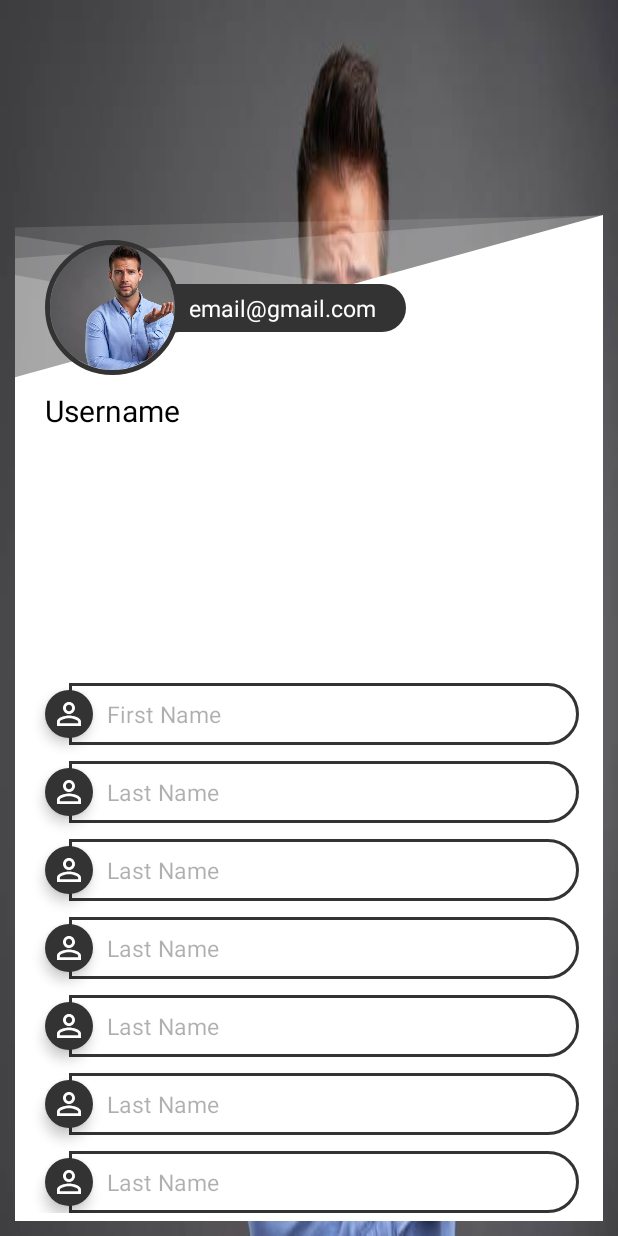
After one commit to JUMPSTONIK/Quantica-App, an Android app: the layout profile_bg.xml on its own in the app's theme, with its tools: preview values and no code run, on a phone screen of 412 x 824 dp. The commit adds this screen. Run offline under Robolectric (Android 15) with nearby library versions, the phone set to English and light mode, and no system bars.

Commit message:
Actualizacion del proyecto, recursos y grafo

```diff
--- a/app/build.gradle
+++ b/app/build.gradle
@@ -68,6 +68,7 @@ dependencies {
     androidTestImplementation 'androidx.test.ext:junit:1.1.2'
     androidTestImplementation 'androidx.test.espresso:espresso-core:3.3.0'
     implementation 'com.google.android.gms:play-services-auth:19.0.0'
+    implementation 'de.hdodenhof:circleimageview:3.1.0'
 
     //Retrofit
     implementation 'com.squareup.retrofit2:retrofit:2.9.0'
--- /dev/null
+++ b/app/src/main/res/drawable/border.xml
@@ -0,0 +1,12 @@
+<?xml version="1.0" encoding="utf-8"?>
+<layer-list xmlns:android="http://schemas.android.com/apk/res/android">
+
+
+
+    <item>
+        <shape android:shape="rectangle">
+            <corners android:radius="10000dp"/>
+            <stroke android:width="1dp" android:color="#ffffff"/>
+        </shape>
+    </item>
+</layer-list>
--- /dev/null
+++ b/app/src/main/res/drawable/borders.xml
@@ -0,0 +1,13 @@
+<?xml version="1.0" encoding="utf-8"?>
+<layer-list xmlns:android="http://schemas.android.com/apk/res/android">
+
+
+
+    <item>
+        <shape android:shape="rectangle">
+            <corners android:topRightRadius="10000dp"
+                android:bottomRightRadius="10000dp"/>
+            <stroke android:width="2dp" android:color="#333333"/>
+        </shape>
+    </item>
+</layer-list>
--- /dev/null
+++ b/app/src/main/res/drawable/ic_profile_bg_01.xml
@@ -0,0 +1,29 @@
+<vector xmlns:android="http://schemas.android.com/apk/res/android"
+    android:width="1125dp"
+    android:height="2436dp"
+    android:viewportWidth="1125"
+    android:viewportHeight="2436">
+  <path
+      android:pathData="M0,731.5l1125,-327.5l0,2032l-1125,0l0,-1704.5z"
+      android:fillColor="#fff"/>
+  <path
+      android:pathData="M-5,524l485,92.5l-345,269.5l-357,18l0,-380l217,0z"
+      android:strokeAlpha="0.21"
+      android:fillColor="#fff"
+      android:fillAlpha="0.21"/>
+  <path
+      android:pathData="M0,446l735,114.8l-420,418.2l-502.5,0l64.5,-489.95l123,-43.05z"
+      android:strokeAlpha="0.17"
+      android:fillColor="#fff"
+      android:fillAlpha="0.17"/>
+  <path
+      android:pathData="M0,491.5l1125,-87.5l0,425l-1125,0l0,-337.5z"
+      android:strokeAlpha="0.18"
+      android:fillColor="#fff"
+      android:fillAlpha="0.18"/>
+  <path
+      android:pathData="M0,429l1170,-25l0,412.5l-1210,0l0,-377.5l40,-10z"
+      android:strokeAlpha="0.12"
+      android:fillColor="#fff"
+      android:fillAlpha="0.12"/>
+</vector>
--- /dev/null
+++ b/app/src/main/res/drawable/profile.xml
@@ -0,0 +1,5 @@
+<vector android:height="24dp" android:tint="#5595C5"
+    android:viewportHeight="24" android:viewportWidth="24"
+    android:width="24dp" xmlns:android="http://schemas.android.com/apk/res/android">
+    <path android:fillColor="@android:color/white" android:pathData="M12,5.9c1.16,0 2.1,0.94 2.1,2.1s-0.94,2.1 -2.1,2.1S9.9,9.16 9.9,8s0.94,-2.1 2.1,-2.1m0,9c2.97,0 6.1,1.46 6.1,2.1v1.1L5.9,18.1L5.9,17c0,-0.64 3.13,-2.1 6.1,-2.1M12,4C9.79,4 8,5.79 8,8s1.79,4 4,4 4,-1.79 4,-4 -1.79,-4 -4,-4zM12,13c-2.67,0 -8,1.34 -8,4v3h16v-3c0,-2.66 -5.33,-4 -8,-4z"/>
+</vector>
--- /dev/null
+++ b/app/src/main/res/drawable/radius_right_profile.xml
@@ -0,0 +1,13 @@
+<?xml version="1.0" encoding="utf-8"?>
+<layer-list xmlns:android="http://schemas.android.com/apk/res/android">
+
+
+
+    <item>
+        <shape android:shape="rectangle">
+            <corners android:bottomRightRadius="10000dp"
+                android:topRightRadius="10000dp"/>
+            <solid android:color="#70d6e4" />
+        </shape>
+    </item>
+</layer-list>
--- /dev/null
+++ b/app/src/main/res/drawable/stylebgblue.xml
@@ -0,0 +1,12 @@
+<?xml version="1.0" encoding="utf-8"?>
+<layer-list xmlns:android="http://schemas.android.com/apk/res/android">
+
+
+
+    <item>
+        <shape android:shape="rectangle">
+            <corners android:radius="1000dp" />
+            <solid android:color="#70d6e4" />
+        </shape>
+    </item>
+</layer-list>
--- /dev/null
+++ b/app/src/main/res/layout/profile_bg.xml
@@ -0,0 +1,337 @@
+<?xml version="1.0" encoding="utf-8"?>
+<androidx.constraintlayout.widget.ConstraintLayout xmlns:android="http://schemas.android.com/apk/res/android"
+    xmlns:app="http://schemas.android.com/apk/res-auto"
+    xmlns:tools="http://schemas.android.com/tools"
+    android:layout_width="match_parent"
+    android:layout_height="match_parent">
+
+    <ImageView
+        android:layout_width="match_parent"
+        android:layout_height="match_parent"
+        android:scaleType="fitXY"
+        android:src="@mipmap/man_for_design" />
+
+    <androidx.constraintlayout.widget.ConstraintLayout
+        android:layout_width="match_parent"
+        android:layout_height="match_parent"
+        android:layout_margin="10dp"
+        android:background="@drawable/ic_profile_bg_01"
+        android:elevation="5dp">
+
+
+
+        <de.hdodenhof.circleimageview.CircleImageView
+            android:id="@+id/circleImageView"
+            android:layout_width="90dp"
+            android:layout_height="90dp"
+            android:layout_marginLeft="20dp"
+            android:layout_marginTop="150dp"
+            android:elevation="5dp"
+            android:src="@mipmap/man_for_design"
+            app:civ_border_color="#333333"
+            app:civ_border_width="3dp"
+            app:layout_constraintStart_toStartOf="parent"
+            app:layout_constraintTop_toTopOf="parent" />
+
+        <TextView
+            android:layout_width="wrap_content"
+            android:layout_height="wrap_content"
+            android:background="@drawable/radius_right_profile"
+            android:backgroundTint="#333333"
+            android:paddingHorizontal="20dp"
+            android:paddingVertical="5dp"
+            android:text="email@gmail.com"
+            android:textColor="#ffffff"
+            android:textSize="15sp"
+            android:translationX="-14dp"
+            app:layout_constraintBottom_toBottomOf="@+id/circleImageView"
+            app:layout_constraintStart_toEndOf="@+id/circleImageView"
+            app:layout_constraintTop_toTopOf="@+id/circleImageView" />
+
+        <TextView
+            android:id="@+id/textView6"
+            android:layout_width="wrap_content"
+            android:layout_height="wrap_content"
+            android:enabled="false"
+            android:hint="Username"
+            android:paddingVertical="10dp"
+            android:textColorHint="#000000"
+            android:textSize="20sp"
+            app:layout_constraintStart_toStartOf="@+id/circleImageView"
+            app:layout_constraintTop_toBottomOf="@+id/circleImageView" />
+
+        <ScrollView
+            android:layout_width="match_parent"
+            android:layout_height="wrap_content"
+            app:layout_constraintBottom_toBottomOf="parent"
+            app:layout_constraintEnd_toEndOf="parent"
+            android:layout_marginTop="10dp">
+
+            <androidx.constraintlayout.widget.ConstraintLayout
+                android:layout_width="match_parent"
+                android:layout_height="wrap_content"
+                android:layout_gravity="bottom"
+                android:paddingBottom="5dp"
+                android:paddingTop="5dp">
+
+                <ImageView
+                    android:id="@+id/imageView3"
+                    android:layout_width="wrap_content"
+                    android:layout_height="wrap_content"
+                    android:layout_marginTop="10dp"
+                    android:background="@drawable/stylebgblue"
+                    android:backgroundTint="#333333"
+                    android:elevation="5dp"
+                    android:padding="4dp"
+                    android:src="@drawable/profile"
+                    android:translationX="20dp"
+                    app:layout_constraintStart_toStartOf="parent"
+                    app:layout_constraintTop_toTopOf="parent"
+                    app:tint="@color/white"
+                    tools:ignore="MissingConstraints" />
+
+                <EditText
+                    android:id="@+id/textView7"
+                    android:layout_width="match_parent"
+                    android:layout_height="wrap_content"
+                    android:layout_marginLeft="52dp"
+                    android:background="@drawable/borders"
+                    android:enabled="false"
+                    android:gravity="left"
+                    android:hint="First Name"
+                    android:paddingVertical="10dp"
+                    android:paddingLeft="25dp"
+                    android:paddingRight="15dp"
+                    android:textColorHint="#50000000"
+                    android:textSize="15sp"
+                    android:translationX="-16dp"
+                    app:layout_constraintBottom_toBottomOf="@+id/imageView3"
+                    app:layout_constraintStart_toEndOf="@+id/imageView3"
+                    app:layout_constraintTop_toTopOf="@+id/imageView3" />
+
+                <ImageView
+                    android:id="@+id/imageView4"
+                    android:layout_width="wrap_content"
+                    android:layout_height="wrap_content"
+                    android:layout_marginTop="20dp"
+                    android:background="@drawable/stylebgblue"
+                    android:backgroundTint="#333333"
+                    android:elevation="5dp"
+                    android:padding="4dp"
+                    android:src="@drawable/profile"
+                    android:translationX="20dp"
+                    app:layout_constraintStart_toStartOf="@+id/imageView3"
+                    app:layout_constraintTop_toBottomOf="@+id/imageView3"
+                    app:tint="@color/white" />
+
+                <EditText
+                    android:id="@+id/textView8"
+                    android:layout_width="match_parent"
+                    android:layout_height="wrap_content"
+                    android:layout_marginLeft="52dp"
+                    android:background="@drawable/borders"
+                    android:enabled="false"
+                    android:gravity="left"
+                    android:hint="Last Name"
+                    android:paddingVertical="10dp"
+                    android:paddingLeft="25dp"
+                    android:paddingRight="15dp"
+                    android:textColorHint="#50000000"
+                    android:textSize="15sp"
+                    android:translationX="-16dp"
+                    app:layout_constraintBottom_toBottomOf="@+id/imageView4"
+                    app:layout_constraintStart_toEndOf="@+id/imageView4"
+                    app:layout_constraintTop_toTopOf="@+id/imageView4" />
+
+                <ImageView
+                    android:id="@+id/imageView5"
+                    android:layout_width="wrap_content"
+                    android:layout_height="wrap_content"
+                    android:layout_marginTop="20dp"
+                    android:background="@drawable/stylebgblue"
+                    android:backgroundTint="#333333"
+                    android:elevation="5dp"
+                    android:padding="4dp"
+                    android:src="@drawable/profile"
+                    android:translationX="20dp"
+                    app:layout_constraintStart_toStartOf="@+id/imageView4"
+                    app:layout_constraintTop_toBottomOf="@+id/imageView4"
+                    app:tint="@color/white" />
+
+                <EditText
+                    android:id="@+id/textView9"
+                    android:layout_width="match_parent"
+                    android:layout_height="wrap_content"
+                    android:layout_marginLeft="52dp"
+                    android:background="@drawable/borders"
+                    android:enabled="false"
+                    android:gravity="left"
+                    android:hint="Last Name"
+                    android:paddingVertical="10dp"
+                    android:paddingLeft="25dp"
+                    android:paddingRight="15dp"
+                    android:textColorHint="#50000000"
+                    android:textSize="15sp"
+                    android:translationX="-16dp"
+                    app:layout_constraintBottom_toBottomOf="@+id/imageView5"
+                    app:layout_constraintStart_toEndOf="@+id/imageView5"
+                    app:layout_constraintTop_toTopOf="@+id/imageView5" />
+
+                <ImageView
+                    android:id="@+id/imageView6"
+                    android:layout_width="wrap_content"
+                    android:layout_height="wrap_content"
+                    android:layout_marginTop="20dp"
+                    android:background="@drawable/stylebgblue"
+                    android:backgroundTint="#333333"
+                    android:elevation="5dp"
+                    android:padding="4dp"
+                    android:src="@drawable/profile"
+                    android:translationX="20dp"
+                    app:layout_constraintStart_toStartOf="@+id/imageView5"
+                    app:layout_constraintTop_toBottomOf="@+id/imageView5"
+                    app:tint="@color/white" />
+
+                <EditText
+                    android:id="@+id/textView10"
+                    android:layout_width="match_parent"
+                    android:layout_height="wrap_content"
+                    android:layout_marginLeft="52dp"
+                    android:background="@drawable/borders"
+                    android:enabled="false"
+                    android:gravity="left"
+                    android:hint="Last Name"
+                    android:paddingVertical="10dp"
+                    android:paddingLeft="25dp"
+                    android:paddingRight="15dp"
+                    android:textColorHint="#50000000"
+                    android:textSize="15sp"
+                    android:translationX="-16dp"
+                    app:layout_constraintBottom_toBottomOf="@+id/imageView6"
+                    app:layout_constraintStart_toEndOf="@+id/imageView6"
+                    app:layout_constraintTop_toTopOf="@+id/imageView6" />
+
+                <ImageView
+                    android:id="@+id/imageView7"
+                    android:layout_width="wrap_content"
+                    android:layout_height="wrap_content"
+                    android:layout_marginTop="20dp"
+                    android:background="@drawable/stylebgblue"
+                    android:backgroundTint="#333333"
+                    android:elevation="5dp"
+                    android:padding="4dp"
+                    android:src="@drawable/profile"
+                    android:translationX="20dp"
+                    app:layout_constraintStart_toStartOf="@+id/imageView6"
+                    app:layout_constraintTop_toBottomOf="@+id/imageView6"
+                    app:tint="@color/white" />
+
+                <EditText
+                    android:id="@+id/textView11"
+                    android:layout_width="match_parent"
+                    android:layout_height="wrap_content"
+                    android:layout_marginLeft="52dp"
+                    android:background="@drawable/borders"
+                    android:enabled="false"
+                    android:gravity="left"
+                    android:hint="Last Name"
+                    android:paddingVertical="10dp"
+                    android:paddingLeft="25dp"
+                    android:paddingRight="15dp"
+                    android:textColorHint="#50000000"
+                    android:textSize="15sp"
+                    android:translationX="-16dp"
+                    app:layout_constraintBottom_toBottomOf="@+id/imageView7"
+                    app:layout_constraintStart_toEndOf="@+id/imageView7"
+                    app:layout_constraintTop_toTopOf="@+id/imageView7" />
+
+                <ImageView
+                    android:id="@+id/imageView8"
+                    android:layout_width="wrap_content"
+                    android:layout_height="wrap_content"
+                    android:layout_marginTop="20dp"
+                    android:background="@drawable/stylebgblue"
+                    android:backgroundTint="#333333"
+                    android:elevation="5dp"
+                    android:padding="4dp"
+                    android:src="@drawable/profile"
+                    android:translationX="20dp"
+                    app:layout_constraintStart_toStartOf="@+id/imageView7"
+                    app:layout_constraintTop_toBottomOf="@+id/imageView7"
+                    app:tint="@color/white" />
+
+                <EditText
+                    android:id="@+id/textView12"
+                    android:layout_width="match_parent"
+                    android:layout_height="wrap_content"
+                    android:layout_marginLeft="52dp"
+                    android:background="@drawable/borders"
+                    android:enabled="false"
+                    android:gravity="left"
+                    android:hint="Last Name"
+                    android:paddingVertical="10dp"
+                    android:paddingLeft="25dp"
+                    android:paddingRight="15dp"
+                    android:textColorHint="#50000000"
+                    android:textSize="15sp"
+                    android:translationX="-16dp"
+                    app:layout_constraintBottom_toBottomOf="@+id/imageView8"
+                    app:layout_constraintStart_toEndOf="@+id/imageView8"
+                    app:layout_constraintTop_toTopOf="@+id/imageView8" />
+
+                <ImageView
+                    android:id="@+id/imageView9"
+                    android:layout_width="wrap_content"
+                    android:layout_height="wrap_content"
+                    android:layout_marginTop="20dp"
+                    android:background="@drawable/stylebgblue"
+                    android:backgroundTint="#333333"
+                    android:elevation="5dp"
+                    android:padding="4dp"
+                    android:src="@drawable/profile"
+                    android:translationX="20dp"
+                    app:layout_constraintStart_toStartOf="@+id/imageView8"
+                    app:layout_constraintTop_toBottomOf="@+id/imageView8"
+                    app:tint="@color/white" />
+
+                <EditText
+                    android:id="@+id/textView13"
+                    android:layout_width="match_parent"
+                    android:layout_height="wrap_content"
+                    android:layout_marginLeft="52dp"
+                    android:background="@drawable/borders"
+                    android:enabled="false"
+                    android:gravity="left"
+                    android:hint="Last Name"
+                    android:paddingVertical="10dp"
+                    android:paddingLeft="25dp"
+                    android:paddingRight="15dp"
+                    android:textColorHint="#50000000"
+                    android:textSize="15sp"
+                    android:translationX="-16dp"
+                    app:layout_constraintBottom_toBottomOf="@+id/imageView9"
+                    app:layout_constraintStart_toEndOf="@+id/imageView9"
+                    app:layout_constraintTop_toTopOf="@+id/imageView9" />
+
+            </androidx.constraintlayout.widget.ConstraintLayout>
+        </ScrollView>
+
+        <!--        <ImageView-->
+        <!--            android:id="@+id/imageView8"-->
+        <!--            android:layout_width="wrap_content"-->
+        <!--            android:layout_height="wrap_content"-->
+        <!--            android:layout_marginRight="75dp"-->
+        <!--            android:background="@drawable/stylebgblue"-->
+        <!--            android:backgroundTint="#333333"-->
+        <!--            android:elevation="2dp"-->
+        <!--            android:padding="4dp"-->
+        <!--            android:src="@drawable/ic_baseline_edit_24"-->
+        <!--            app:layout_constraintBottom_toBottomOf="@+id/textView7"-->
+        <!--            app:layout_constraintEnd_toEndOf="@+id/textView7"-->
+        <!--            app:layout_constraintTop_toTopOf="@+id/textView7"-->
+        <!--            app:tint="@color/white" />-->
+
+
+    </androidx.constraintlayout.widget.ConstraintLayout>
+
+</androidx.constraintlayout.widget.ConstraintLayout>
--- a/app/src/main/res/navigation/mobile_navigation.xml
+++ b/app/src/main/res/navigation/mobile_navigation.xml
@@ -7,7 +7,17 @@
     <fragment
         android:id="@+id/homeFragment"
         android:name="com.example.quantica.Fragments.HomeFragment"
-        android:label="HomeFragment" />
+        android:label="HomeFragment" >
+        <action
+            android:id="@+id/action_homeFragment_to_notificationsFragment"
+            app:destination="@id/notificationsFragment" />
+        <action
+            android:id="@+id/action_homeFragment_to_searchFragment"
+            app:destination="@id/searchFragment" />
+        <action
+            android:id="@+id/action_homeFragment_to_scheduleFragment"
+            app:destination="@id/scheduleFragment" />
+    </fragment>
     <fragment
         android:id="@+id/notificationsFragment"
         android:name="com.example.quantica.Fragments.NotificationsFragment"
@@ -15,9 +25,29 @@
     <fragment
         android:id="@+id/scheduleFragment"
         android:name="com.example.quantica.Fragments.ScheduleFragment"
-        android:label="ScheduleFragment" />
+        android:label="ScheduleFragment" >
+        <action
+            android:id="@+id/action_scheduleFragment_to_searchFragment"
+            app:destination="@id/searchFragment" />
+        <action
+            android:id="@+id/action_scheduleFragment_to_notificationsFragment"
+            app:destination="@id/notificationsFragment" />
+        <action
+            android:id="@+id/action_scheduleFragment_to_homeFragment"
+            app:destination="@id/homeFragment" />
+    </fragment>
     <fragment
         android:id="@+id/searchFragment"
         android:name="com.example.quantica.Fragments.SearchFragment"
-        android:label="SearchFragment" />
+        android:label="SearchFragment" >
+        <action
+            android:id="@+id/action_searchFragment_to_notificationsFragment"
+            app:destination="@id/notificationsFragment" />
+        <action
+            android:id="@+id/action_searchFragment_to_scheduleFragment"
+            app:destination="@id/scheduleFragment" />
+        <action
+            android:id="@+id/action_searchFragment_to_homeFragment"
+            app:destination="@id/homeFragment" />
+    </fragment>
 </navigation>
```
Also changed, not shown: app/src/main/res/mipmap-hdpi/man_for_design.jpg (added).
